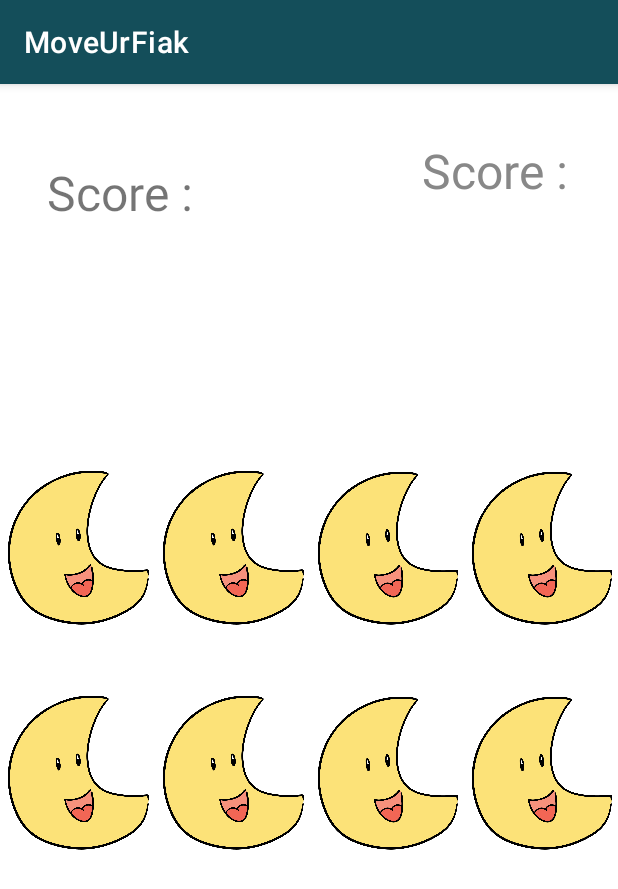
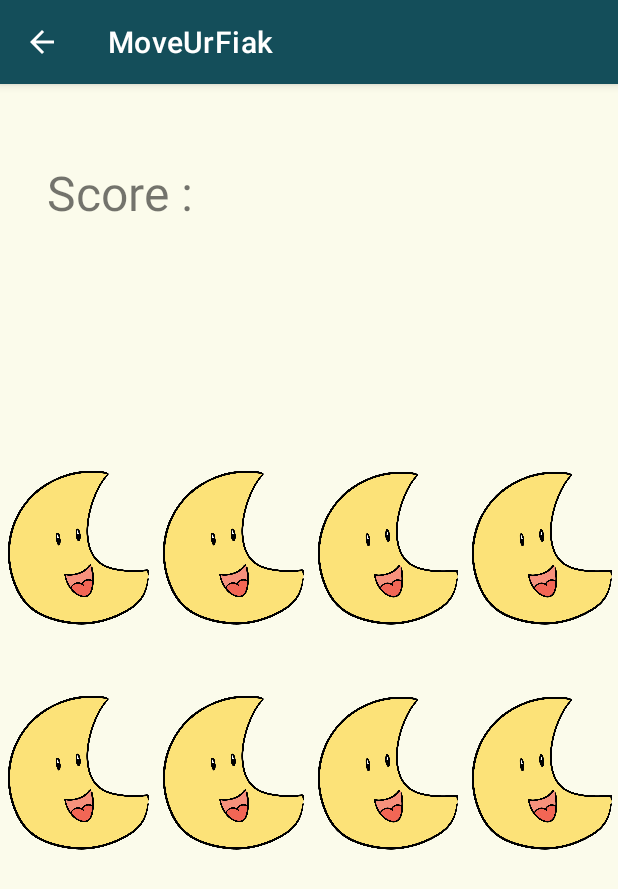
Before and after one commit to LucieTan/MoveURFiak, an Android app: the Memory screen opened directly, with no data from a screen before it, on a phone screen of 412 x 824 dp. Shown: the top 889 px of the screen. Run offline under Robolectric (Android 15) with nearby library versions, the phone set to English and light mode, and no system bars.

Commit message:
calcul mental infernal :) + correction de code + bouton retour

```diff
--- a/app/src/main/java/Meteo/MeteoActivity.java
+++ b/app/src/main/java/Meteo/MeteoActivity.java
@@ -28,6 +28,7 @@ public class MeteoActivity extends AppCompatActivity {
     @Override
     protected void onCreate(Bundle savedInstanceState) {
         super.onCreate(savedInstanceState);
+        getSupportActionBar().setDisplayHomeAsUpEnabled(true);
         setContentView(R.layout.activity_meteo);
         et_ville=findViewById(R.id.et_ville);
         tv_degre=findViewById(R.id.tv_degre);
--- a/app/src/main/java/clicker/MeteoClickerActivity.java
+++ b/app/src/main/java/clicker/MeteoClickerActivity.java
@@ -21,6 +21,8 @@ public class MeteoClickerActivity extends AppCompatActivity {
     protected void onCreate(Bundle savedInstanceState) {
         super.onCreate(savedInstanceState);
         setContentView(R.layout.activity_meteoclicker);
+
+        getSupportActionBar().setDisplayHomeAsUpEnabled(true);
 
         textscore = findViewById(R.id.textscore);
         tornado = findViewById(R.id.tornado);
--- a/app/src/main/java/jeuCalcul/Question.java
+++ b/app/src/main/java/jeuCalcul/Question.java
@@ -11,6 +11,10 @@ public class Question {
     private int answerPosition;
     private int upperLimit;
     private String questionPhrase;
+
+    /*
+
+     */
 
     public Question(int upperLimit) {
         this.upperLimit = upperLimit;
--- a/app/src/main/java/reveil/AlarmActivity.java
+++ b/app/src/main/java/reveil/AlarmActivity.java
@@ -59,8 +59,12 @@ public class AlarmActivity extends Activity {
             Log.d("MyActivity", "Alarm Off");
             Toast.makeText(this, "ALARME ANNULEE", Toast.LENGTH_SHORT).show();
         }
+
+
     }
-
+    private void retour(){
+        finish();
+    }
     public void setAlarmText(String alarmText) {
         alarmTextView.setText(alarmText);
     }
--- a/app/src/main/res/layout/activity_calcul.xml
+++ b/app/src/main/res/layout/activity_calcul.xml
@@ -4,7 +4,8 @@
     android:id="@+id/container"
     android:layout_width="match_parent"
     android:layout_height="match_parent"
-    android:paddingTop="?attr/actionBarSize">
+    android:paddingTop="?attr/actionBarSize"
+    android:background="@color/sable">
 
     <Button
         android:id="@+id/btn_start"
--- a/app/src/main/res/layout/activity_main.xml
+++ b/app/src/main/res/layout/activity_main.xml
@@ -4,7 +4,7 @@
     xmlns:tools="http://schemas.android.com/tools"
     android:layout_width="match_parent"
     android:layout_height="match_parent"
-    android:background="@color/douw_blanc"
+    android:background="@color/sable"
     tools:context=".MainActivity">
 
 
--- a/app/src/main/res/layout/activity_memory.xml
+++ b/app/src/main/res/layout/activity_memory.xml
@@ -4,11 +4,13 @@
     xmlns:tools="http://schemas.android.com/tools"
     android:layout_width="match_parent"
     android:layout_height="match_parent"
+    android:background="@color/sable"
     tools:context="memory.Memory">
 
 
 
     <include
+        android:id="@+id/include"
         layout="@layout/images"
         android:layout_width="wrap_content"
         android:layout_height="300dp"
@@ -16,12 +18,13 @@
         app:layout_constraintEnd_toEndOf="parent"
         app:layout_constraintStart_toStartOf="parent"
         app:layout_constraintTop_toTopOf="parent" />
+
     <TextView
         android:id="@+id/tv_p1"
+        android:layout_width="wrap_content"
+        android:layout_height="wrap_content"
         android:text="@string/label_score"
         android:textSize="32sp"
-        android:layout_width="wrap_content"
-        android:layout_height="wrap_content"
         app:layout_constraintBottom_toBottomOf="parent"
         app:layout_constraintHorizontal_bias="0.100"
         app:layout_constraintLeft_toLeftOf="parent"
@@ -29,17 +32,4 @@
         app:layout_constraintTop_toTopOf="parent"
         app:layout_constraintVertical_bias="0.070" />
 
-    <TextView
-        android:id="@+id/tv_p2"
-        android:text="@string/label_score"
-        android:textSize="32sp"
-        android:layout_width="wrap_content"
-        android:layout_height="wrap_content"
-        app:layout_constraintBottom_toBottomOf="parent"
-        app:layout_constraintHorizontal_bias="0.895"
-        app:layout_constraintLeft_toLeftOf="parent"
-        app:layout_constraintRight_toRightOf="parent"
-        app:layout_constraintTop_toTopOf="parent"
-        app:layout_constraintVertical_bias="0.05" />
-
 </androidx.constraintlayout.widget.ConstraintLayout>
--- a/app/src/main/res/layout/activity_meteo.xml
+++ b/app/src/main/res/layout/activity_meteo.xml
@@ -2,7 +2,7 @@
 <androidx.constraintlayout.widget.ConstraintLayout xmlns:android="http://schemas.android.com/apk/res/android"
     xmlns:app="http://schemas.android.com/apk/res-auto"
     xmlns:tools="http://schemas.android.com/tools"
-    android:background="@color/douw_blanc"
+    android:background="@color/sable"
     android:layout_width="match_parent"
     android:layout_height="match_parent"
     tools:context="Meteo.MeteoActivity"
--- a/app/src/main/res/layout/activity_meteoclicker.xml
+++ b/app/src/main/res/layout/activity_meteoclicker.xml
@@ -4,7 +4,8 @@
     xmlns:tools="http://schemas.android.com/tools"
     android:layout_width="match_parent"
     android:layout_height="match_parent"
-    tools:ignore="MissingDefaultResource">
+    tools:ignore="MissingDefaultResource"
+    android:background="@color/sable">
 
     <ImageView
         android:id="@+id/tornado"
--- a/app/src/main/res/layout/activity_register.xml
+++ b/app/src/main/res/layout/activity_register.xml
@@ -4,7 +4,7 @@
     xmlns:tools="http://schemas.android.com/tools"
     android:layout_width="match_parent"
     android:layout_height="match_parent"
-    android:background="@color/douw_blanc"
+    android:background="@color/sable"
     tools:context=".Register">
 
     <TextView
--- a/app/src/main/res/layout/activity_reveil.xml
+++ b/app/src/main/res/layout/activity_reveil.xml
@@ -2,7 +2,8 @@
     xmlns:tools="http://schemas.android.com/tools"
     android:layout_width="match_parent"
     android:layout_height="match_parent"
-    tools:context="reveil.AlarmActivity">
+    tools:context="reveil.AlarmActivity"
+    android:background="@color/sable">
 
     <TimePicker
         android:layout_width="wrap_content"
@@ -19,7 +20,7 @@
         android:layout_below="@+id/alarmTimePicker"
         android:layout_centerHorizontal="true"
         android:onClick="onToggleClicked"
-        android:text="Set alarm" />
+        android:text="@string/txt_initialiser_alarm" />
 
     <TextView
         android:layout_width="wrap_content"
--- a/app/src/main/res/values/strings.xml
+++ b/app/src/main/res/values/strings.xml
@@ -4,16 +4,16 @@
     <string name="label_meteo">Meteo</string>
     <string name="label_alarm">Réveil</string>
     <string name="label_soleil">Petit soleil</string>
-    <string name="label_inscription">"S'incrire"</string>
+    <string name="label_inscription">"S'inscrire"</string>
     <string name="label_connexion">"S'authentifier"</string>
     <string name="douce_phrase">Il est temps de se réveiller :)</string>
     <string name="label_soon">Encore 5 minutes</string>
     <string name="label_resoudre">Allons résoudre le puzzle !</string>
-    <string name="reveil_heure">Bouge ton boule</string>
+    <string name="reveil_heure">Réveil</string>
     <string name="label_validation">Valider</string>
     <string name="label_deconnexion">Déconnexion</string>
     <string name="msg_bienvenue">Bienvenue sur MoveUrFiak!!</string>
-
+    <string name="txt_initialiser_alarm">Set alarm</string>
     <!--Page authentification de l'utilisateur-->
     <string name="title_login">Connectez-vous sur</string>
     <string name="txt_ps_de_compte">Pas encore de compte ? Inscrivez-vous dès maintenant</string>
```
Also changed, not shown: app/src/main/AndroidManifest.xml (+18 -6 lines), app/src/main/java/jeuCalcul/CalculActivity.java (+20 -5 lines), app/src/main/java/memory/Memory.java (+14 -17 lines), app/src/main/res/layout/activity_accueil.xml (+0 -14 lines).
